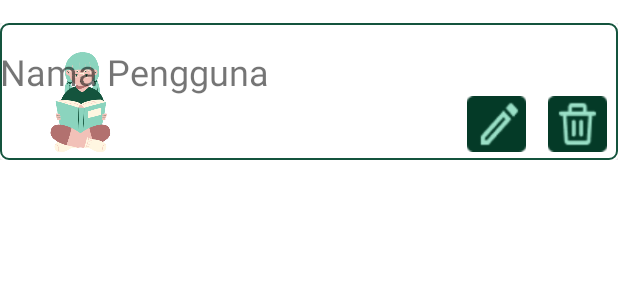
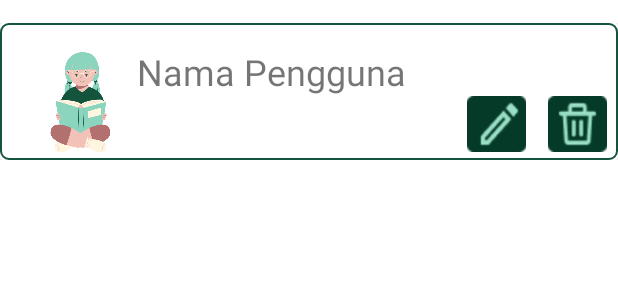
Before and after one commit to rosyidahjihan85/GrandLibrary, an Android app: the layout pinjam_adapter.xml on its own in the app's theme, with its tools: preview values and no code run, on a phone screen of 412 x 824 dp. Shown: the top 300 px of the screen. Run offline under Robolectric (Android 15) with nearby library versions, the phone set to English and light mode, and no system bars; Roboto replaces fonts that are not available here.

Commit message:
mengganti tampilan detail

```diff
--- a/app/src/main/res/layout/pinjam_adapter.xml
+++ b/app/src/main/res/layout/pinjam_adapter.xml
@@ -35,11 +35,10 @@
                 android:id="@+id/namapengguna"
                 android:layout_width="wrap_content"
                 android:layout_height="wrap_content"
-                android:layout_marginStart="32dp"
                 android:layout_marginTop="16dp"
                 android:text="Nama Pengguna"
                 android:textSize="24sp"
-                app:layout_constraintStart_toEndOf="@+id/imgbook1"
+                app:layout_constraintStart_toEndOf="@+id/imgbook2"
                 app:layout_constraintTop_toTopOf="parent" />
 
             <LinearLayout
```
